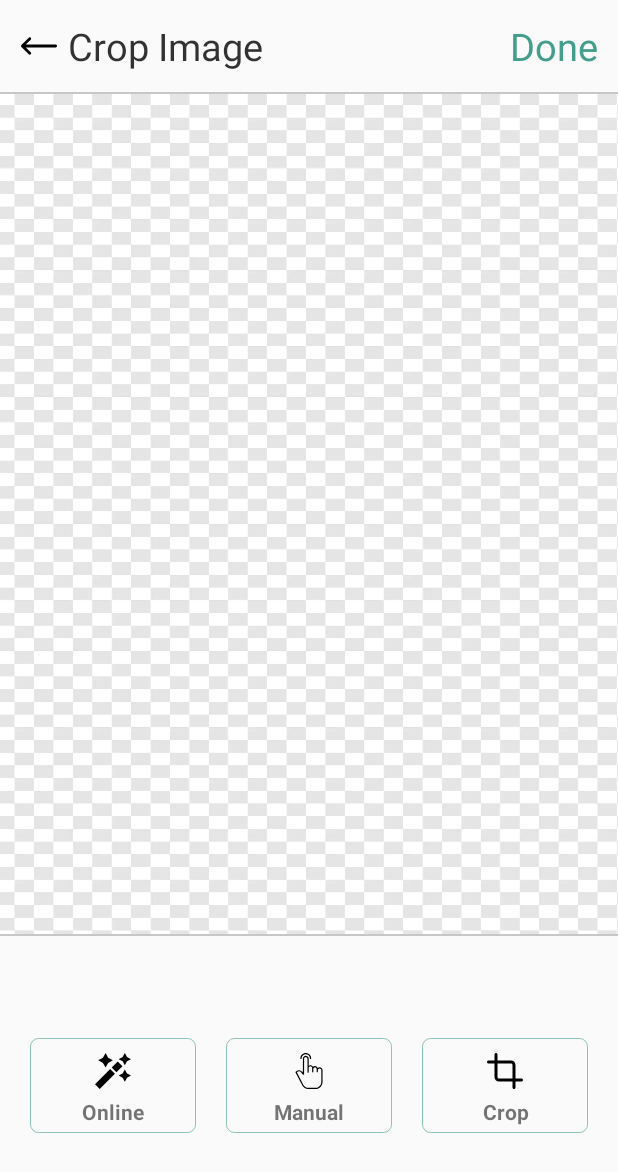
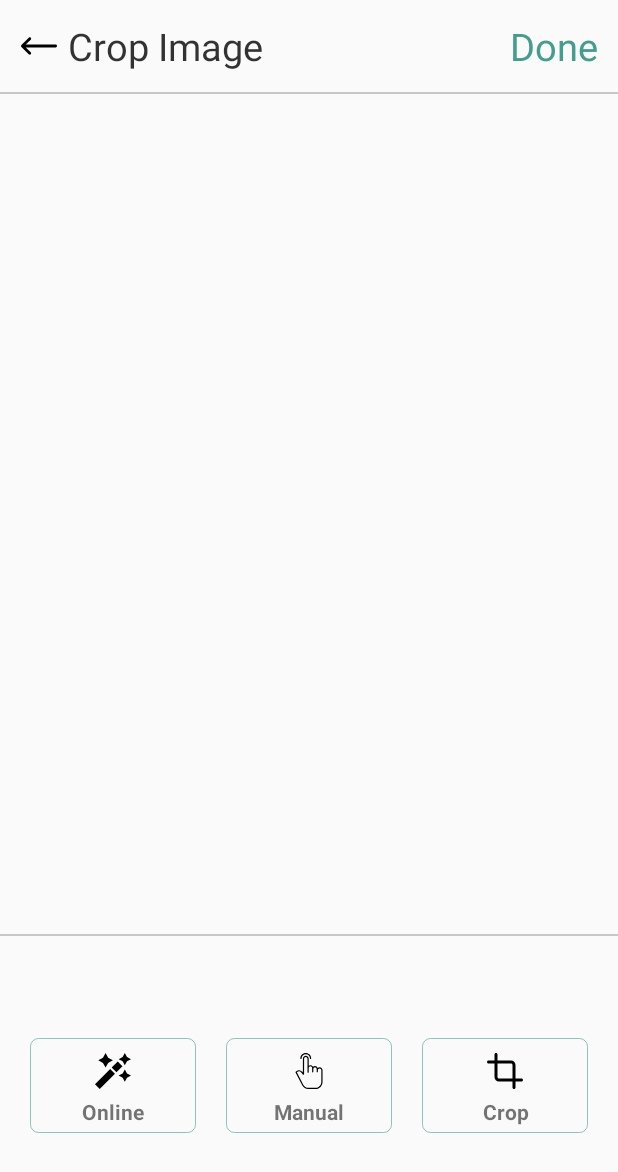
Before and after one commit to CodexLiner/WhatsappStickers, an Android app: the CropImageTool screen opened directly, with no data from a screen before it, on a phone screen of 412 x 824 dp. Shown: the top 1172 px of the screen. Run offline under Robolectric (Android 15) with nearby library versions, the phone set to English and light mode, and no system bars; Roboto replaces fonts that are not available here; 3 statements that could not run were skipped.

Commit message:
added custom toast

```diff
--- a/app/src/main/java/com/CodingErgo/sticker/NewStickerManager/ImageErasing/StickerEditorView.java
+++ b/app/src/main/java/com/CodingErgo/sticker/NewStickerManager/ImageErasing/StickerEditorView.java
@@ -49,7 +49,7 @@ public class StickerEditorView extends View implements View.OnTouchListener {
     }
 
     public void OnCreate(@Nullable AttributeSet set) {
-        mainBitmap = BitmapFactory.decodeResource(getResources(), R.drawable.ppp);
+        mainBitmap = BitmapFactory.decodeResource(getResources(), R.drawable.window);
         setFocusable(true);
         setFocusableInTouchMode(true);
         getViewTreeObserver().addOnGlobalLayoutListener(new ViewTreeObserver.OnGlobalLayoutListener() {
--- /dev/null
+++ b/app/src/main/res/anim/out_right.xml
@@ -0,0 +1,7 @@
+<?xml version="1.0" encoding="utf-8"?>
+<set xmlns:android="http://schemas.android.com/apk/res/android">
+    <translate
+        android:duration="@android:integer/config_mediumAnimTime"
+        android:fromXDelta="0"
+        android:toXDelta="150%p" />
+</set>
--- a/app/src/main/res/drawable/click_graound.xml
+++ b/app/src/main/res/drawable/click_graound.xml
@@ -1,8 +1,15 @@
 <?xml version="1.0" encoding="utf-8"?>
-<selector xmlns:android="http://schemas.android.com/apk/res/android">
-    <item android:drawable="@color/main2" android:state_pressed="true" />
-    <item android:drawable="@color/colorPrimary" android:state_pressed="false"/>
+<layer-list xmlns:android="http://schemas.android.com/apk/res/android">
+    <item >
+        <ripple android:color="@color/ripple" android:radius="100dp" />
+        <selector >
+            <item android:drawable="@color/colorPrimaryDark" android:state_pressed="true" />
+            <item android:drawable="@color/colorPrimary" android:state_pressed="false"/>
+            <item android:state_active="true" android:drawable="@color/active" />
+            <item android:state_enabled="true" android:drawable="@color/main2"/>
+        </selector>
 
-    <item android:state_active="true" android:drawable="@color/active" />
+    </item>
 
-</selector>
+
+</layer-list>
--- /dev/null
+++ b/app/src/main/res/drawable/state_enabled.xml
@@ -0,0 +1,8 @@
+<?xml version="1.0" encoding="utf-8"?>
+<shape android:shape="rectangle"  xmlns:android="http://schemas.android.com/apk/res/android">
+    <corners android:radius="5dp" />
+    <padding android:bottom="5dp" android:left="5dp" android:right="5dp" android:top="5dp"/>
+    <stroke android:color="#97449E8D" android:width="0.5dp"/>
+        <solid android:color="#2F94D4F1"/>
+    <!--    <gradient android:startColor="#8300B0FF" android:endColor="#8F00E5FF" android:type="linear"/>-->
+</shape>
--- /dev/null
+++ b/app/src/main/res/drawable/toast_shape.xml
@@ -0,0 +1,6 @@
+<?xml version="1.0" encoding="utf-8"?>
+<shape android:shape="rectangle" xmlns:android="http://schemas.android.com/apk/res/android">
+    <corners android:radius="10dp"/>
+    <stroke android:color="@color/white" android:width="0.3dp"/>
+    <solid android:color="@color/main3"/>
+</shape>
--- a/app/src/main/res/layout/activity_crop_image_tool.xml
+++ b/app/src/main/res/layout/activity_crop_image_tool.xml
@@ -65,10 +65,9 @@
         android:layout_weight="2"
         android:orientation="vertical">
         <com.CodingErgo.sticker.NewStickerManager.Views.CropImageClass
-            android:layout_weight="2"
-            android:background="@drawable/transbg"
+            android:background="#00EDEDEF"
             android:layout_width="match_parent"
-            android:layout_height="400dp"
+            android:layout_height="match_parent"
             android:id="@+id/CropImage"/>
     </LinearLayout>
     <LinearLayout
@@ -82,6 +81,7 @@
         android:layout_width="match_parent"
         android:layout_height="200dp">
      <LinearLayout
+         android:id="@+id/OnlineCrop"
          android:clickable="true"
          android:foreground="@drawable/click_graound"
          android:layout_margin="10dp"
@@ -92,7 +92,6 @@
          android:layout_height="wrap_content"
          android:orientation="vertical">
          <ImageView
-             android:id="@+id/OnlineCrop"
              android:layout_marginTop="5dp"
              android:layout_width="wrap_content"
              android:layout_height="0dp"
@@ -112,6 +111,7 @@
      </LinearLayout>
 
         <LinearLayout
+            android:id="@+id/FreeHandCrop"
             android:clickable="true"
             android:foreground="@drawable/click_graound"
             android:layout_margin="10dp"
@@ -122,7 +122,6 @@
             android:layout_height="wrap_content"
             android:orientation="vertical">
             <ImageView
-                android:id="@+id/FreeHandCrop"
                 android:layout_marginTop="5dp"
                 android:layout_width="wrap_content"
                 android:layout_height="0dp"
@@ -143,6 +142,7 @@
         </LinearLayout>
 
         <LinearLayout
+            android:id="@+id/ManualCrop"
             android:clickable="true"
             android:foreground="@drawable/click_graound"
             android:layout_margin="10dp"
@@ -153,7 +153,6 @@
             android:layout_height="wrap_content"
             android:orientation="vertical">
             <ImageView
-                android:id="@+id/ManualCrop"
                 android:layout_marginTop="5dp"
                 android:layout_width="wrap_content"
                 android:layout_height="0dp"
--- a/app/src/main/res/layout/activity_edit_stickers.xml
+++ b/app/src/main/res/layout/activity_edit_stickers.xml
@@ -132,6 +132,8 @@
         </LinearLayout>
 
         <LinearLayout
+            android:id="@+id/BottomSheet"
+            android:foreground="@drawable/click_graound"
             android:layout_margin="25dp"
             android:background="@drawable/buttonshape2"
             android:layout_gravity="center"
--- a/app/src/main/res/values/colors.xml
+++ b/app/src/main/res/values/colors.xml
@@ -15,5 +15,6 @@
     <color name="ll3">#0e1e2f</color>
     <color name="trans">#00000000</color>
     <color name="active">#42A5F5</color>
+    <color name="ripple">#68B3B3B3</color>
 
 </resources>
```
Also changed, not shown: app/src/main/java/com/CodingErgo/sticker/NewStickerManager/ImageErasing/CropImageTool.java (+46 -5 lines), app/src/main/java/com/CodingErgo/sticker/NewStickerManager/ImageErasing/EditStickers.java (+45 -1 lines), app/src/main/java/com/CodingErgo/sticker/TestPackage/testAcitivity.java (+17 -1 lines), app/src/main/res/anim/in_left.xml (added, +7 -0 lines), app/src/main/res/anim/in_right.xml (added, +7 -0 lines), app/src/main/res/anim/out_left.xml (added, +7 -0 lines), app/src/main/res/layout/bottomsheet_dialog.xml (added, +12 -0 lines), app/src/main/res/layout/toast_layout_file.xml (added, +40 -0 lines).
